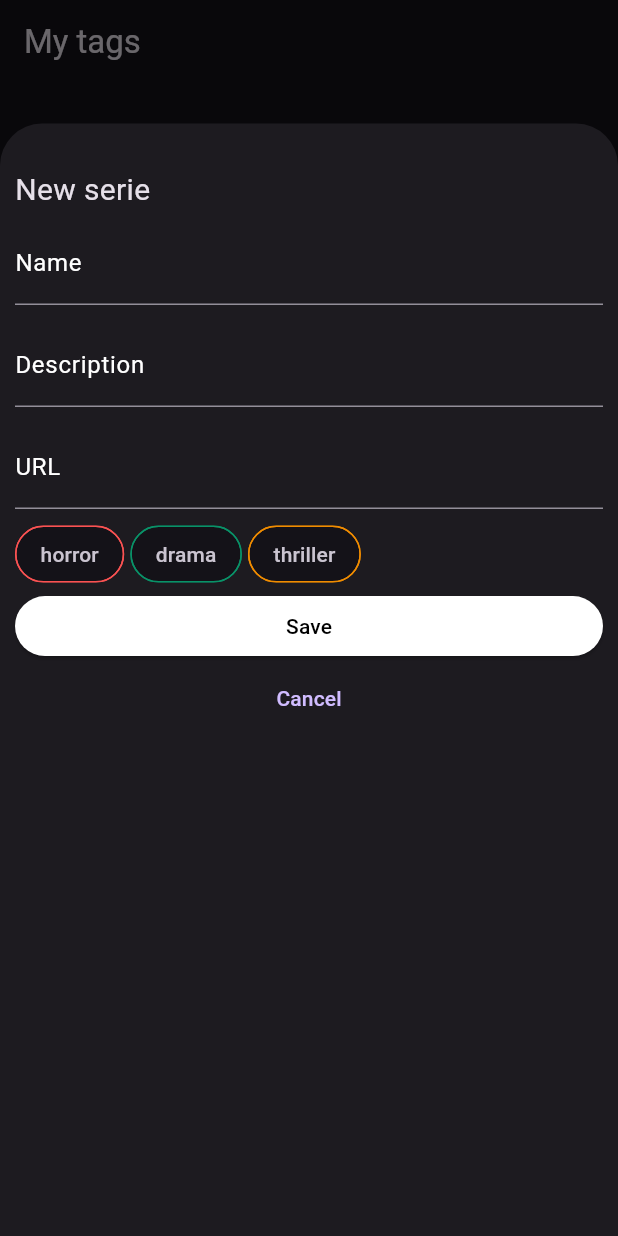
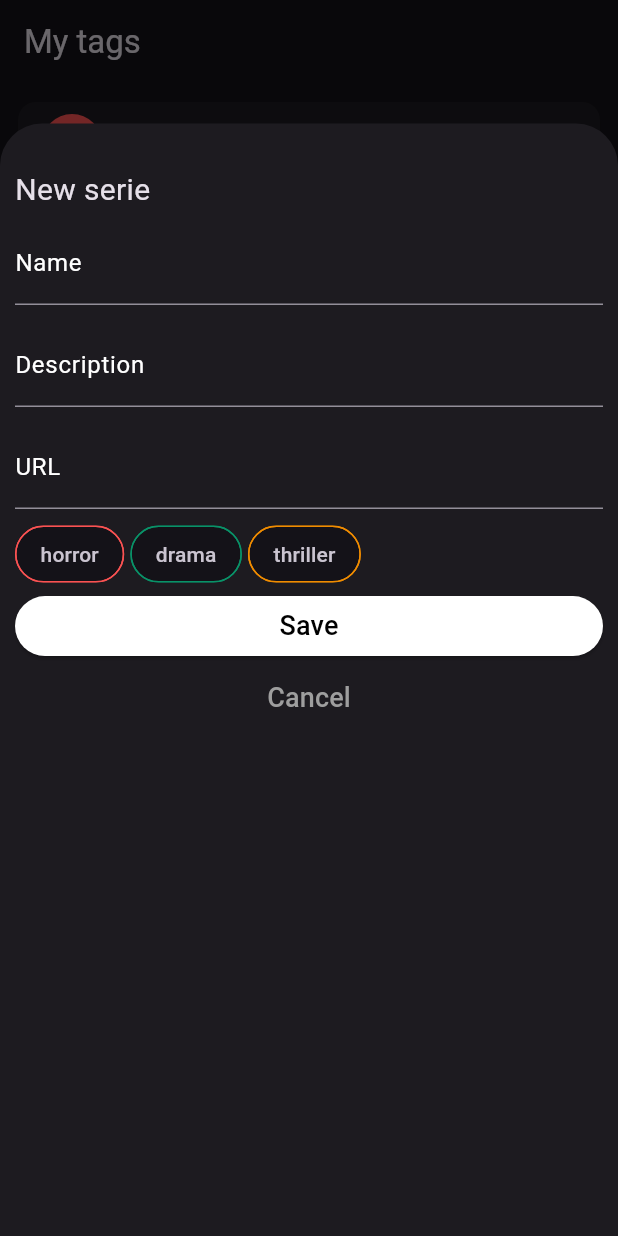
Before and after one commit to Emmanueloz/my_series_list, a Flutter app: the screen it shows after launch, item 2 of the bottom bar chosen, after a tap on the "add" icon, on a phone screen of 412 x 824 dp. Run offline on Flutter 3.47's test engine with Material 3 defaults, Android fonts, the light colour scheme and no system bars.

Commit message:
página de detalle para el tag

```diff
--- a/lib/main.dart
+++ b/lib/main.dart
@@ -5,6 +5,7 @@ import 'package:my_series_list/domain/series_repository.dart';
 import 'package:my_series_list/domain/tag_repository.dart';
 import 'package:my_series_list/views/pages/home.dart';
 import 'package:my_series_list/views/pages/series_details.dart';
+import 'package:my_series_list/views/pages/tags_details.dart';
 import 'package:provider/provider.dart';
 
 void main() {
@@ -44,6 +45,7 @@ class MyApp extends StatelessWidget {
       routes: {
         "/": (context) => const HomePage(),
         "/series": (context) => const SeriesDetailsPage(),
+        "/tags": (context) => const TagsDetailsPage(),
       },
     );
   }
--- a/lib/views/components/card_serie.dart
+++ b/lib/views/components/card_serie.dart
@@ -43,7 +43,6 @@ class CardSerie extends StatelessWidget {
 
   Card _cardSerie(BuildContext context) {
     return Card(
-      color: const Color.fromRGBO(33, 150, 243, 1),
       child: ListTile(
         title: Text(
           series.name,
@@ -77,7 +76,7 @@ class CardSerie extends StatelessWidget {
 
   Card _backgroundDelete() {
     return const Card.filled(
-      color: Colors.red,
+      color: Color.fromRGBO(172, 76, 70, 1),
       child: Row(
         mainAxisAlignment: MainAxisAlignment.end,
         children: [
--- a/lib/views/components/card_tag.dart
+++ b/lib/views/components/card_tag.dart
@@ -1,10 +1,34 @@
 import 'package:flutter/material.dart';
+import 'package:my_series_list/domain/tag.dart';
 
 class CardTag extends StatelessWidget {
-  const CardTag({super.key});
+  final Tag tag;
+  const CardTag({super.key, required this.tag});
 
   @override
   Widget build(BuildContext context) {
-    return Container();
+    return Card(
+      child: ListTile(
+        leading: CircleAvatar(
+          backgroundColor: Color(int.parse(tag.colorARGB)),
+        ),
+        title: Text(
+          tag.name,
+          style: const TextStyle(
+            fontSize: 18,
+            fontWeight: FontWeight.bold,
+          ),
+        ),
+        onTap: () {
+          Navigator.pushNamed(
+            context,
+            "/tags",
+            arguments: {
+              "tag": tag,
+            },
+          );
+        },
+      ),
+    );
   }
 }
--- a/lib/views/components/chip_tags.dart
+++ b/lib/views/components/chip_tags.dart
@@ -8,9 +8,14 @@ class ChipTag extends StatelessWidget {
   @override
   Widget build(BuildContext context) {
     return Chip(
-      label: Text(tag.name),
+      label: Text(
+        tag.name,
+        style: const TextStyle(color: Colors.white),
+      ),
       padding: const EdgeInsets.all(0),
-      shape: const StadiumBorder(),
+      shape: const StadiumBorder(
+        side: BorderSide(color: Colors.transparent),
+      ),
       backgroundColor: Color(int.parse(tag.colorARGB)),
     );
   }
--- a/lib/views/pages/tags.dart
+++ b/lib/views/pages/tags.dart
@@ -1,5 +1,6 @@
 import 'package:flutter/material.dart';
 import 'package:my_series_list/application/tags_provider.dart';
+import 'package:my_series_list/views/components/card_tag.dart';
 import 'package:provider/provider.dart';
 
 class TagsPage extends StatefulWidget {
@@ -39,15 +40,7 @@ class _TagsPageState extends State<TagsPage> {
         padding: const EdgeInsets.all(8.0),
         itemCount: tagsProvider.listTags.length,
         itemBuilder: (context, index) {
-          return ListTile(
-            title: Text(
-              tagsProvider.listTags[index].name,
-              style: const TextStyle(
-                fontSize: 18,
-                fontWeight: FontWeight.bold,
-              ),
-            ),
-          );
+          return CardTag(tag: tagsProvider.listTags[index]);
         },
       );
     });
--- a/lib/views/sections/modal_form_series.dart
+++ b/lib/views/sections/modal_form_series.dart
@@ -145,10 +145,7 @@ class _ModalFormSeriesState extends State<ModalFormSeries> {
                   builder: (context, tagsProvider, child) {
                     return FormField<List<Tag>>(
                       validator: (value) {
-                        print("value: $value");
-                        String? error = SerieValidator.isValidTags(_serie.tags);
-                        print("error: $error");
-                        return error;
+                        return SerieValidator.isValidTags(_serie.tags);
                       },
                       builder: (field) {
                         return Column(
@@ -194,14 +191,25 @@ class _ModalFormSeriesState extends State<ModalFormSeries> {
                   style: ElevatedButton.styleFrom(
                     backgroundColor: Colors.white,
                   ),
-                  child:
-                      const Text("Save", style: TextStyle(color: Colors.black)),
+                  child: const Text(
+                    "Save",
+                    style: TextStyle(
+                      color: Colors.black,
+                      fontSize: 18,
+                    ),
+                  ),
                 ),
                 TextButton(
                   onPressed: () {
                     Navigator.pop(context);
                   },
-                  child: const Text("Cancel"),
+                  child: const Text(
+                    "Cancel",
+                    style: TextStyle(
+                      color: Colors.grey,
+                      fontSize: 18,
+                    ),
+                  ),
                 ),
               ],
             ),
```
Also changed, not shown: lib/views/pages/tags_details.dart (added, +54 -0 lines).
